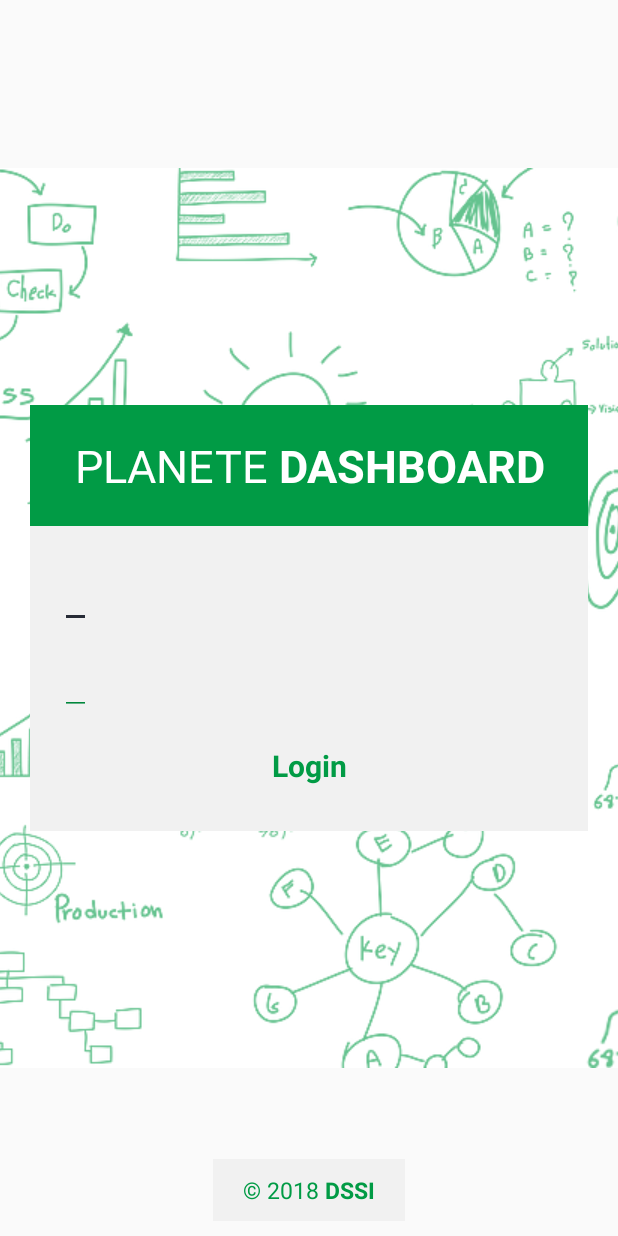
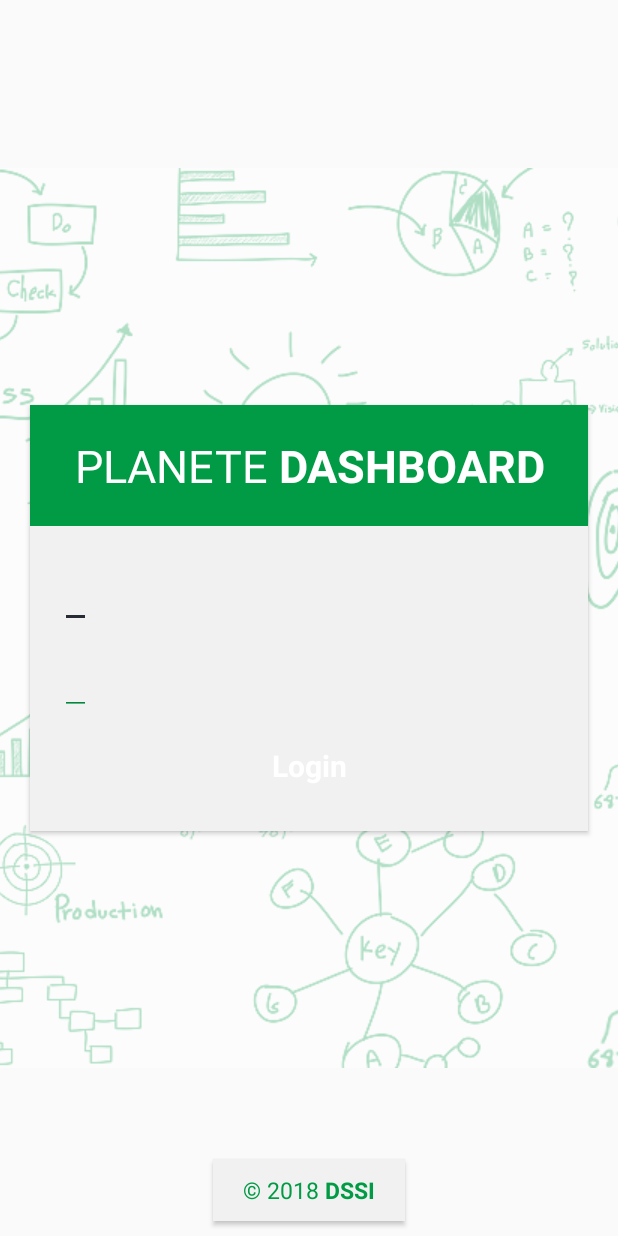
Before and after one commit to younes778/planeteDashboard, an Android app: the layout activity_login.xml on its own in the app's theme, with its tools: preview values and no code run, on a phone screen of 412 x 824 dp. Run offline under Robolectric (Android 15) with nearby library versions, the phone set to English and light mode, and no system bars; plain views replace ExtendedEditText, MaterialRippleLayout, TextFieldBoxes.

Commit message:
Fix design bugs

```diff
--- a/app/src/main/res/layout/activity_login.xml
+++ b/app/src/main/res/layout/activity_login.xml
@@ -2,6 +2,7 @@
 <RelativeLayout
     xmlns:android="http://schemas.android.com/apk/res/android"
     xmlns:app="http://schemas.android.com/apk/res-auto"
+    android:clipToPadding="false"
     android:layout_width="match_parent"
     android:layout_height="match_parent">
 
@@ -9,6 +10,7 @@
         android:id="@+id/imageView"
         android:layout_width="match_parent"
         android:layout_height="match_parent"
+        android:alpha="0.5"
         android:scaleType="center"
         app:srcCompat="@drawable/login_background" />
 
@@ -19,6 +21,7 @@
         android:layout_centerHorizontal="true"
         android:background="@color/colorBackgroundSecondary"
         android:textSize="15dp"
+        android:elevation="2dp"
         android:paddingBottom="10dp"
         android:paddingLeft="20dp"
         android:paddingRight="20dp"
@@ -30,7 +33,7 @@
 <LinearLayout xmlns:android="http://schemas.android.com/apk/res/android"
     android:layout_width="match_parent"
     android:layout_height="match_parent"
-    xmlns:app="http://schemas.android.com/apk/res-auto">
+    android:clipToPadding="false">
 
     <LinearLayout
         android:layout_width="match_parent"
@@ -38,7 +41,10 @@
         android:layout_marginLeft="20dp"
         android:layout_marginRight="20dp"
         android:gravity="center"
+        android:elevation="2dp"
+        android:clipToPadding="false"
         android:layout_gravity="center"
+        android:outlineProvider="bounds"
         android:orientation="vertical">
 
         <TextView
@@ -65,11 +71,11 @@
                 android:layout_width="match_parent"
                 android:layout_height="wrap_content"
                 app:labelText="@string/et_user"
-                app:secondaryColor="@color/colorTextPrimary"
-                app:primaryColor="@color/colorTextPrimary"
+                app:secondaryColor="@color/colorPrimary"
+                app:primaryColor="@color/colorPrimary"
                 app:errorColor="@color/colorError"
                 android:layout_marginBottom="10dp"
-                app:panelBackgroundColor="@color/colorPrimary"
+                app:panelBackgroundColor="@color/colorTextPrimary"
                 app:hasClearButton="true"
                 app:enabled="true"
                 >
@@ -89,11 +95,11 @@
                 android:layout_width="match_parent"
                 android:layout_height="wrap_content"
                 app:labelText="@string/et_password"
-                app:secondaryColor="@color/colorTextPrimary"
-                app:primaryColor="@color/colorTextPrimary"
+                app:secondaryColor="@color/colorPrimary"
+                app:primaryColor="@color/colorPrimary"
                 app:errorColor="@color/colorError"
                 android:layout_marginBottom="10dp"
-                app:panelBackgroundColor="@color/colorPrimary"
+                app:panelBackgroundColor="@color/colorTextPrimary"
                 app:hasClearButton="true"
                 app:enabled="true"
                 >
@@ -113,7 +119,7 @@
                 android:id="@+id/btn_login"
                 android:layout_width="match_parent"
                 app:mrl_rippleHover="true"
-                app:mrl_rippleBackground="@color/colorTextPrimary"
+                app:mrl_rippleBackground="@color/colorPrimary"
                 android:layout_height="wrap_content">
 
                 <TextView
@@ -124,7 +130,7 @@
                     android:enabled="true"
                     android:layout_height="wrap_content"
                     android:text="@string/btn_login"
-                    android:textColor="@color/colorPrimary"
+                    android:textColor="@color/colorTextPrimary"
                     android:layout_gravity="center"/>
 
             </com.balysv.materialripple.MaterialRippleLayout>
```
Also changed, not shown: app/src/main/java/classes/AppData.java (+16 -1 lines), app/src/main/java/d2si/apps/planetedashboard/activities/LoginActivity.java (+3 -6 lines), app/src/main/java/fragments/SalesMonthFragment.java (+5 -6 lines).
